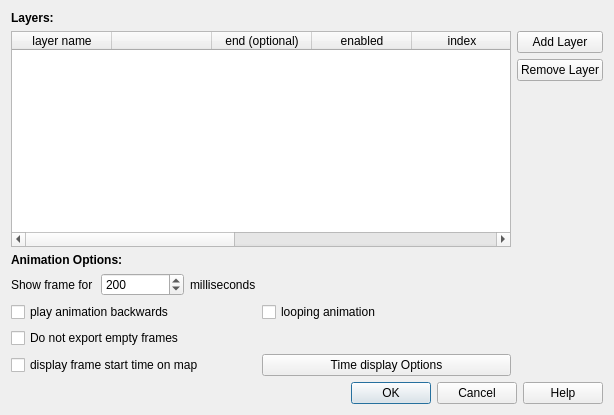
anitagraser/TimeManager, file options.ui: the form before one commit.
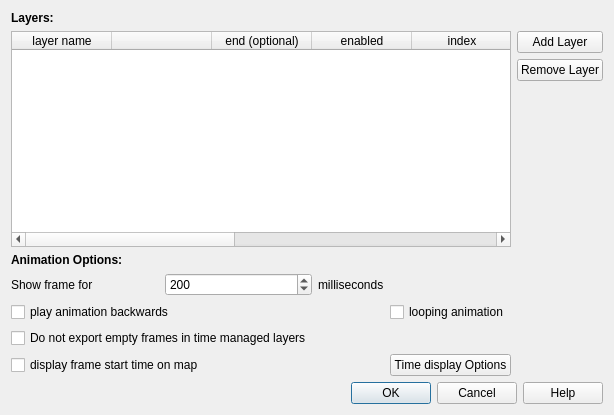
The form after the commit.

Commit message: Exporting empty frames: Looking only at timemanaged layers

What changed in the file:
```diff
--- a/options.ui
+++ b/options.ui
@@ -200,7 +200,7 @@
        <item row="2" column="0" colspan="2">
         <widget class="QCheckBox" name="checkBoxDontExportEmpty">
          <property name="text">
-          <string>Do not export empty frames</string>
+          <string>Do not export empty frames in time managed layers</string>
          </property>
         </widget>
        </item>
```
The commit also changes 2 other files.
